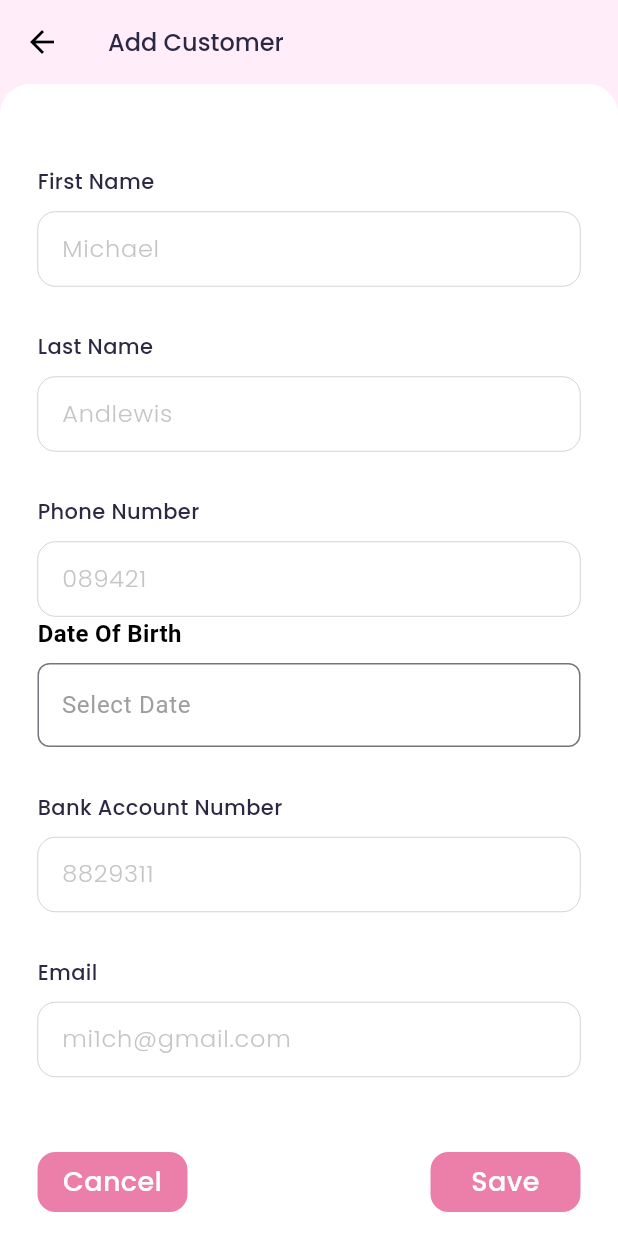
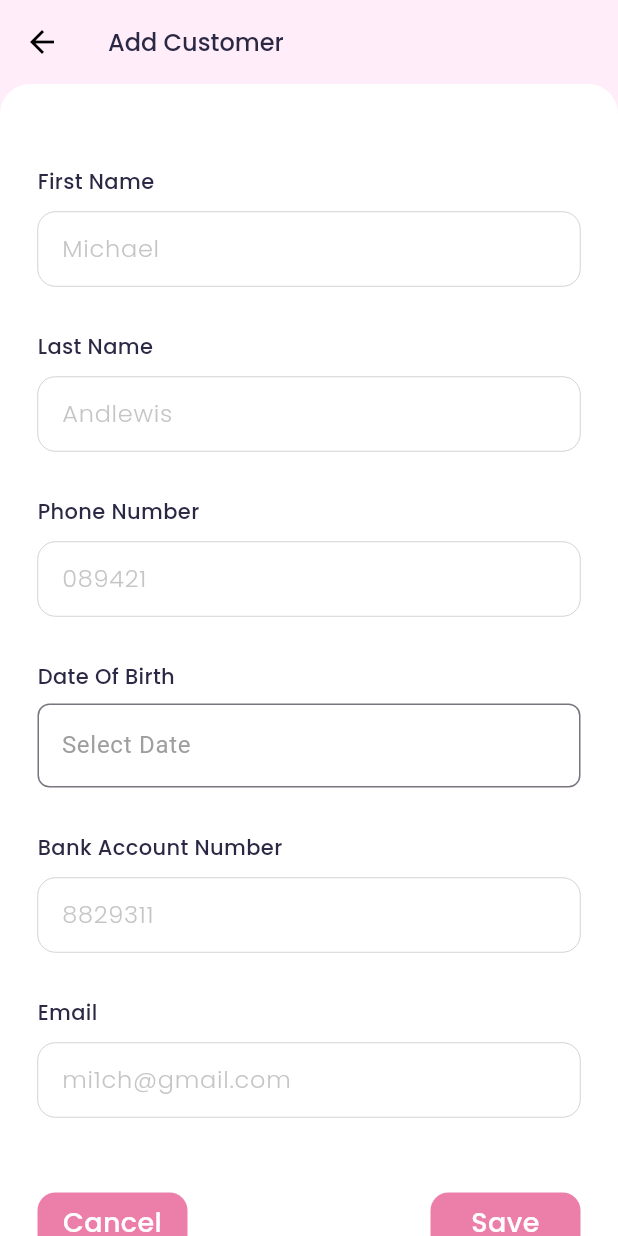
Before and after one commit to dwirzkid/flutter-crud, a Flutter app: the AddCustomerView screen opened by its route, on a phone screen of 412 x 824 dp. Run offline on Flutter 3.47's test engine with Material 3 defaults, Android fonts, the phone set to English and light mode, and no system bars; our stand-ins replace google_fonts.

Commit message:
style: custom date picker

```diff
--- a/lib/view/widgets/custom_date_picker_field.dart
+++ b/lib/view/widgets/custom_date_picker_field.dart
@@ -1,3 +1,4 @@
+import 'package:crud_project_1/theme.dart';
 import 'package:flutter/material.dart';
 
 class CustomDatePickerField extends StatefulWidget {
@@ -56,15 +57,16 @@ class _CustomDatePickerFieldState extends State<CustomDatePickerField> {
   Widget build(BuildContext context) {
     return GestureDetector(
       onTap: _selectDate,
+      child: Container(
+        margin: EdgeInsets.only(top: 30),
         child: Column(
           crossAxisAlignment: CrossAxisAlignment.start,
           children: [
             Text(
               widget.labelText,
-            style: TextStyle(
-              fontSize: 16,
-              fontWeight: FontWeight.bold,
-              color: Colors.black,
+              style: blackTextStyle.copyWith(
+              fontSize: 14,
+              fontWeight: medium,
             ),
             ),
             SizedBox(height: 8),
@@ -81,6 +83,7 @@ class _CustomDatePickerFieldState extends State<CustomDatePickerField> {
             ),
           ],
         ),
+      ),
     );
   }
 }
```
Lines whose indentation alone changed are shown as unchanged.
